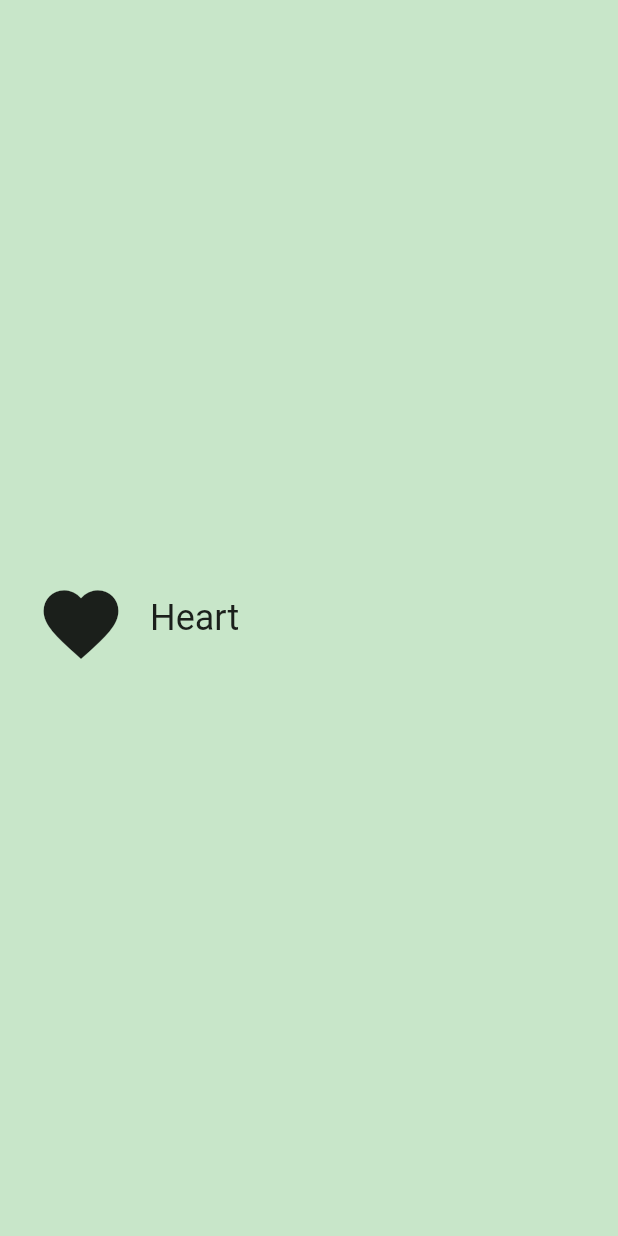
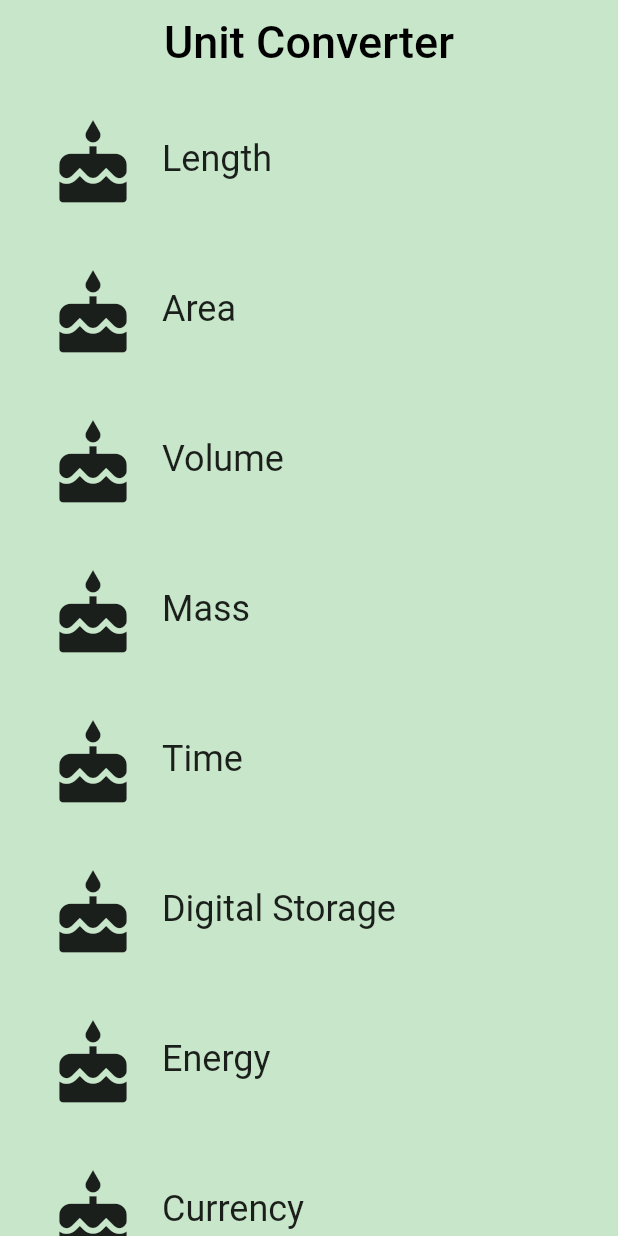
Before and after one commit to oishigyunyu/hello_rectangle, a Flutter app: the screen it shows after launch, on a phone screen of 412 x 824 dp. Run offline on Flutter 3.47's test engine with Material 2 defaults, Android fonts, the light colour scheme and no system bars.

Commit message:
category route追加

```diff
--- a/lib/category.dart
+++ b/lib/category.dart
@@ -6,17 +6,33 @@
 // https://www.dartlang.org/guides/language/effective-dart/style#ordering
 import 'package:flutter/material.dart';
 
+// We use an underscore to indicate that these variables are private.
+// See https://www.dartlang.org/guides/language/effective-dart/design#libraries
+const _rowHeight = 100.0;
+final _borderRadius = BorderRadius.circular(_rowHeight / 2);
+
 /// A custom [Category] widget.
 ///
 /// The widget is composed on an [Icon] and [Text]. Tapping on the widget shows
 /// a colored [InkWell] animation.
 class Category extends StatelessWidget {
+  final String name;
+  final ColorSwatch color;
+  final IconData iconLocation;
+
   /// Creates a [Category].
   ///
   /// A [Category] saves the name of the Category (e.g. 'Length'), its color for
   /// the UI, and the icon that represents it (e.g. a ruler).
-  // TODO: You'll need the name, color, and iconLocation from main.dart
-  const Category({Key? key}) : super(key: key);
+  // While the @required checks for whether a named parameter is passed in,
+  // it doesn't check whether the object passed in is null. We check that
+  // in the assert statement.
+  const Category({
+    Key? key,
+    required this.name,
+    required this.color,
+    required this.iconLocation,
+  }) : super(key: key);
 
   /// Builds a custom widget that shows [Category] information.
   ///
@@ -27,33 +43,46 @@
   // Theme ancestor in the tree. Below, we obtain the display1 text theme.
   // See https://api.flutter.dev/flutter/material/Theme-class.html
   Widget build(BuildContext context) {
-    // TODO: Build the custom widget here, referring to the Specs.
-    return Container(
+    return Material(
+      color: Colors.transparent,
+      child: SizedBox(
+        height: _rowHeight,
+        child: InkWell(
+          borderRadius: _borderRadius,
+          highlightColor: color,
+          splashColor: color,
+          // We can use either the () => function() or the () { function(); }
+          // syntax.
+          onTap: () {
+            print('I was tapped!');
+          },
+          child: Padding(
             padding: const EdgeInsets.all(8.0),
-      height: 100.0,
-      child: InkWell(
             child: Row(
-          children: const <Widget>[
+              crossAxisAlignment: CrossAxisAlignment.stretch,
+              // There are two ways to denote a list: `[]` and `List()`.
+              // Prefer to use the literal syntax, i.e. `[]`, instead of `List()`.
+              // You can add the type argument if you'd like, i.e. <Widget>[].
+              // See https://www.dartlang.org/guides/language/effective-dart/usage#do-use-collection-literals-when-possible
+              children: [
                 Padding(
-              padding: EdgeInsets.all(16.0),
+                  padding: const EdgeInsets.all(16.0),
                   child: Icon(
-                Icons.favorite,
+                    iconLocation,
                     size: 60.0,
                   ),
                 ),
                 Center(
                   child: Text(
-                "Heart",
-                style: TextStyle(
-                  fontSize: 24.0,
-                ),
+                    name,
+                    textAlign: TextAlign.center,
+                    style: Theme.of(context).textTheme.headline5,
                   ),
                 ),
               ],
             ),
-        onTap: () {
-          print('I was tapped!');
-        },
+          ),
+        ),
       ),
     );
   }
--- /dev/null
+++ b/lib/category_route.dart
@@ -0,0 +1,89 @@
+// Copyright 2018 The Chromium Authors. All rights reserved.
+// Use of this source code is governed by a BSD-style license that can be
+// found in the LICENSE file.
+
+import 'package:flutter/material.dart';
+
+import './category.dart';
+
+final _backgroundColor = Colors.green[100];
+
+/// Category Route (screen).
+///
+/// This is the 'home' screen of the Unit Converter. It shows a header and
+/// a list of [Categories].
+///
+/// While it is named CategoryRoute, a more apt name would be CategoryScreen,
+/// because it is responsible for the UI at the route's destination.
+class CategoryRoute extends StatelessWidget {
+  const CategoryRoute({Key? key}) : super(key: key);
+
+  static const _categoryNames = <String>[
+    'Length',
+    'Area',
+    'Volume',
+    'Mass',
+    'Time',
+    'Digital Storage',
+    'Energy',
+    'Currency',
+  ];
+
+  static const _baseColors = <Color>[
+    Colors.teal,
+    Colors.orange,
+    Colors.pinkAccent,
+    Colors.blueAccent,
+    Colors.yellow,
+    Colors.greenAccent,
+    Colors.purpleAccent,
+    Colors.red,
+  ];
+
+  /// Makes the correct number of rows for the list view.
+  ///
+  /// For portrait, we construct a [ListView] from the list of category widgets.
+  Widget _buildCategoryWidgets(List<Widget> categories) {
+    return ListView.builder(
+      itemBuilder: (BuildContext context, int index) => categories[index],
+      itemCount: categories.length,
+    );
+  }
+
+  @override
+  Widget build(BuildContext context) {
+    final categories = <Category>[];
+
+    for (var i = 0; i < _categoryNames.length; i++) {
+      categories.add(Category(
+        name: _categoryNames[i],
+        color: _baseColors[i] as ColorSwatch<dynamic>,
+        iconLocation: Icons.cake,
+      ));
+    }
+
+    final listView = Container(
+      color: _backgroundColor,
+      padding: const EdgeInsets.symmetric(horizontal: 8.0),
+      child: _buildCategoryWidgets(categories),
+    );
+
+    final appBar = AppBar(
+      elevation: 0.0,
+      title: const Text(
+        'Unit Converter',
+        style: TextStyle(
+          color: Colors.black,
+          fontSize: 30.0,
+        ),
+      ),
+      centerTitle: true,
+      backgroundColor: _backgroundColor,
+    );
+
+    return Scaffold(
+      appBar: appBar,
+      body: listView,
+    );
+  }
+}
--- a/lib/main.dart
+++ b/lib/main.dart
@@ -2,20 +2,13 @@
 // Use of this source code is governed by a BSD-style license that can be
 // found in the LICENSE file.
 
-// ignore_for_file: unused_element
-
 // You can read about packages here: https://flutter.dev/using-packages/
 import 'package:flutter/material.dart';
 
-// You can use a relative import, i.e. `import 'category.dart';` or
+// You can use a relative import, i.e. `import 'category_route.dart;'` or
 // a package import, as shown below.
 // More details at http://dart-lang.github.io/linter/lints/avoid_relative_lib_imports.html
-import './category.dart';
-
-// TODO: Pass this information into your custom [Category] widget
-const _categoryName = 'Cake';
-const _categoryIcon = Icons.cake;
-const _categoryColor = Colors.green;
+import './category_route.dart';
 
 /// The function that is called when main.dart is run.
 void main() {
@@ -23,22 +16,17 @@
 }
 
 /// This widget is the root of our application.
-/// Currently, we just show one widget in our app.
+///
+/// The first screen we see is a list [Categories].
 class UnitConverterApp extends StatelessWidget {
   const UnitConverterApp({Key? key}) : super(key: key);
 
   @override
   Widget build(BuildContext context) {
-    return MaterialApp(
+    return const MaterialApp(
       debugShowCheckedModeBanner: false,
       title: 'Unit Converter',
-      home: Scaffold(
-        backgroundColor: Colors.green[100],
-        body: const Center(
-          // TODO: Determine what properties you'll need to pass into the widget
-          child: Category(),
-        ),
-      ),
+      home: CategoryRoute(),
     );
   }
 }
```
Lines whose indentation alone changed are shown as unchanged.
